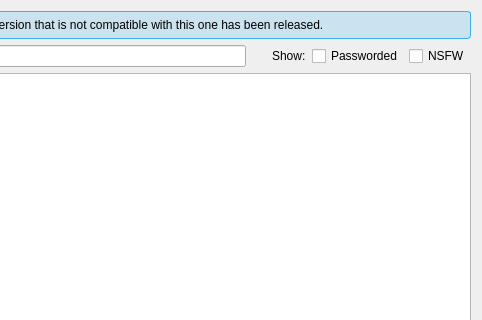
This is src/desktop/ui/joindialog.ui in drawpile/Drawpile as Qt 5 draws it before an edit; both pictures show x 252 to 734 and y 0 to 320 of the 734 by 485 pixel window. The edited form follows.
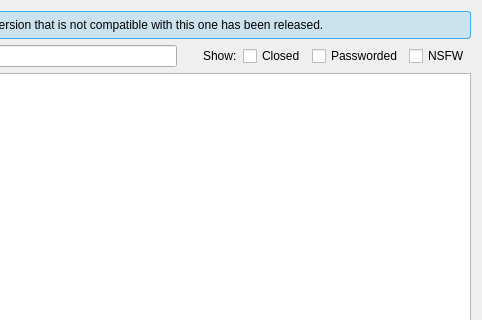
This is the edited form. Icons and pictures are not drawn.

Commit message: Add "closed" session list filtering option

What changed in the file:
```diff
--- a/src/desktop/ui/joindialog.ui
+++ b/src/desktop/ui/joindialog.ui
@@ -69,6 +69,13 @@
        </property>
       </widget>
      </item>
+     <item>
+      <widget class="QCheckBox" name="showClosed">
+       <property name="text">
+        <string>Closed</string>
+       </property>
+      </widget>
+     </item>
      <item>
       <widget class="QCheckBox" name="showPassworded">
        <property name="text">
```
The commit also changes 4 other files.
